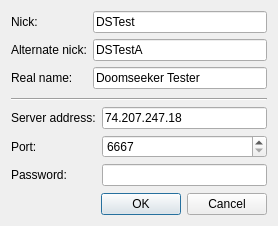
Qt form src/gui/irc/ircnetworkselectionbox.ui (Destroyerrrocket/doomseeker-unofficial) before a commit.
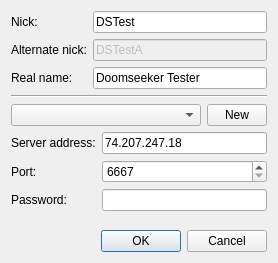
The same form after that commit.

What changed in the file:
```diff
--- a/src/gui/irc/ircnetworkselectionbox.ui
+++ b/src/gui/irc/ircnetworkselectionbox.ui
@@ -7,7 +7,7 @@
     <x>0</x>
     <y>0</y>
     <width>278</width>
-    <height>226</height>
+    <height>263</height>
    </rect>
   </property>
   <property name="windowTitle">
@@ -42,6 +42,9 @@
      </item>
      <item row="1" column="1">
       <widget class="QLineEdit" name="leAlternateNick">
+       <property name="enabled">
+        <bool>false</bool>
+       </property>
        <property name="text">
         <string>DSTestA</string>
        </property>
@@ -70,8 +73,44 @@
      </property>
     </widget>
    </item>
+   <item>
+    <layout class="QHBoxLayout" name="horizontalLayout">
+     <item>
+      <widget class="QComboBox" name="cboNetwork">
+       <property name="sizePolicy">
+        <sizepolicy hsizetype="Preferred" vsizetype="Fixed">
+         <horstretch>0</horstretch>
+         <verstretch>0</verstretch>
+        </sizepolicy>
+       </property>
+      </widget>
+     </item>
+     <item>
+      <widget class="QPushButton" name="btnNewNetwork">
+       <property name="sizePolicy">
+        <sizepolicy hsizetype="Maximum" vsizetype="Fixed">
+         <horstretch>0</horstretch>
+         <verstretch>0</verstretch>
+        </sizepolicy>
+       </property>
+       <property name="maximumSize">
+        <size>
+         <width>60</width>
+         <height>16777215</height>
+        </size>
+       </property>
+       <property name="text">
+        <string>New</string>
+       </property>
+      </widget>
+     </item>
+    </layout>
+   </item>
    <item>
     <layout class="QFormLayout" name="formLayout_2">
+     <property name="fieldGrowthPolicy">
+      <enum>QFormLayout::AllNonFixedFieldsGrow</enum>
+     </property>
      <item row="0" column="0">
       <widget class="QLabel" name="label_4">
        <property name="text">
@@ -119,6 +158,19 @@
      </item>
     </layout>
    </item>
+   <item>
+    <spacer name="verticalSpacer">
+     <property name="orientation">
+      <enum>Qt::Vertical</enum>
+     </property>
+     <property name="sizeHint" stdset="0">
+      <size>
+       <width>20</width>
+       <height>40</height>
+      </size>
+     </property>
+    </spacer>
+   </item>
    <item>
     <widget class="QDialogButtonBox" name="buttonBox">
      <property name="orientation">
```
Left out of the diff: 28 changed lines with no effect on the pictures.
